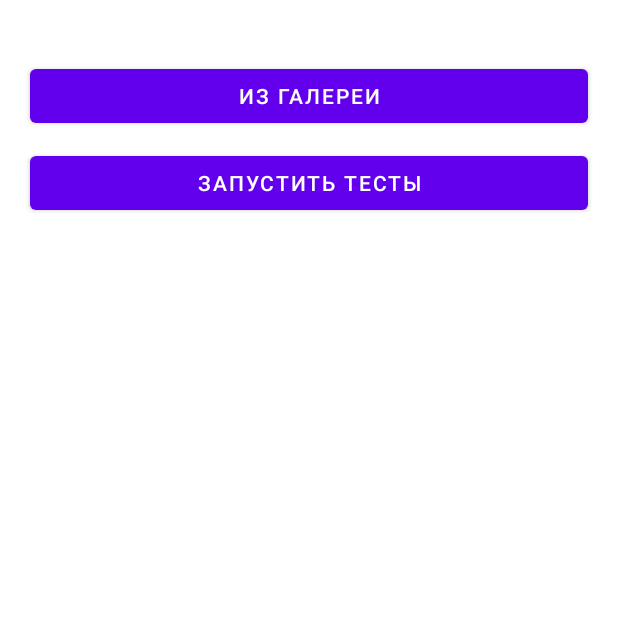
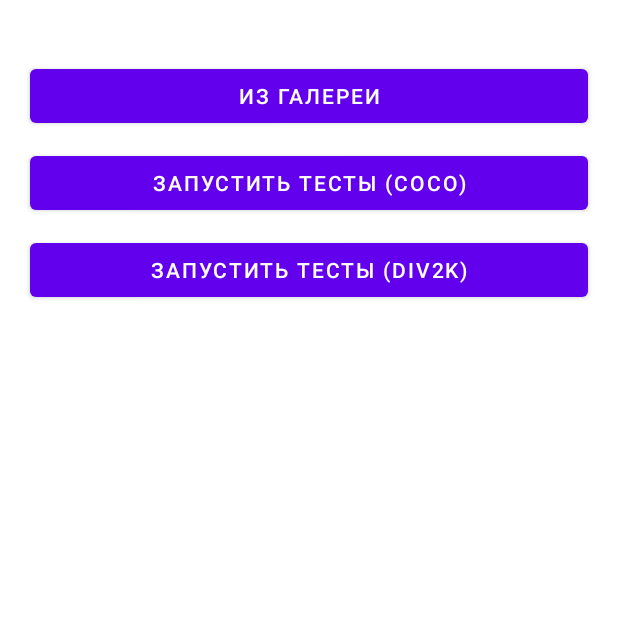
Before and after one commit to ilhan76/OpenCV-Android, an Android app: the screen it shows after launch (MainActivity), on a phone screen of 412 x 824 dp, the top half of it. Run offline under Robolectric (Android 15) with nearby library versions, the phone set to English and light mode, and no system bars; libraries missing offline, so code that uses them is left out: org.opencv.android; 2 statements that could not run were skipped.

Commit message:
Добавил кнопки для каждого датасета

```diff
--- a/app/build.gradle
+++ b/app/build.gradle
@@ -10,7 +10,7 @@ android {
 
     defaultConfig {
         applicationId "com.kudashov.opencv_android"
-        minSdk 24
+        minSdk 21
         targetSdk 33
         versionCode 1
         versionName "1.0"
--- a/app/src/main/java/com/kudashov/opencv_android/screens/main/MainActivity.kt
+++ b/app/src/main/java/com/kudashov/opencv_android/screens/main/MainActivity.kt
@@ -22,8 +22,17 @@ class MainActivity : AppCompatActivity() {
         openFromGalleryScreenBtn.setOnClickListener {
             startActivity(Intent(this@MainActivity, FromGalleryActivityView::class.java))
         }
-        openTestsScreenBtn.setOnClickListener {
-            startActivity(Intent(this@MainActivity, TestsActivityView::class.java))
+        openTestsScreenCocoBtn.setOnClickListener {
+            val intent = Intent(this@MainActivity, TestsActivityView::class.java).apply {
+                putExtra("datasetType", "COCO")
+            }
+            startActivity(intent)
+        }
+        openTestsScreenDiv2kBtn.setOnClickListener {
+            val intent = Intent(this@MainActivity, TestsActivityView::class.java).apply {
+                putExtra("datasetType", "DIV2K")
+            }
+            startActivity(intent)
         }
     }
 }
--- a/app/src/main/res/layout/activity_main.xml
+++ b/app/src/main/res/layout/activity_main.xml
@@ -22,11 +22,19 @@
             android:text="@string/open_from_gallery_screen_btn_text" />
 
         <Button
-            android:id="@+id/open_tests_screen_btn"
+            android:id="@+id/open_tests_screen_coco_btn"
             android:layout_width="match_parent"
             android:layout_height="wrap_content"
             android:layout_marginHorizontal="20dp"
             android:layout_marginTop="10dp"
-            android:text="@string/open_tests_screen_btn_text" />
+            android:text="@string/open_tests_screen_coco_btn_text" />
+
+        <Button
+            android:id="@+id/open_tests_screen_div2k_btn"
+            android:layout_width="match_parent"
+            android:layout_height="wrap_content"
+            android:layout_marginHorizontal="20dp"
+            android:layout_marginTop="10dp"
+            android:text="@string/open_tests_screen_div2k_btn_text" />
     </LinearLayout>
 </ScrollView>
--- a/app/src/main/res/values/strings.xml
+++ b/app/src/main/res/values/strings.xml
@@ -3,7 +3,8 @@
 
     <!--region MainActivityView-->
     <string name="open_from_gallery_screen_btn_text">Из галереи</string>
-    <string name="open_tests_screen_btn_text">Запустить тесты</string>
+    <string name="open_tests_screen_coco_btn_text">Запустить тесты (COCO)</string>
+    <string name="open_tests_screen_div2k_btn_text">Запустить тесты (DIV2K)</string>
     <!--endregion-->
 
     <!--region FromGalleryActivityView-->
```
Also changed, not shown: app/src/main/java/com/kudashov/opencv_android/screens/test/TestsActivityView.kt (+6 -1 lines).
